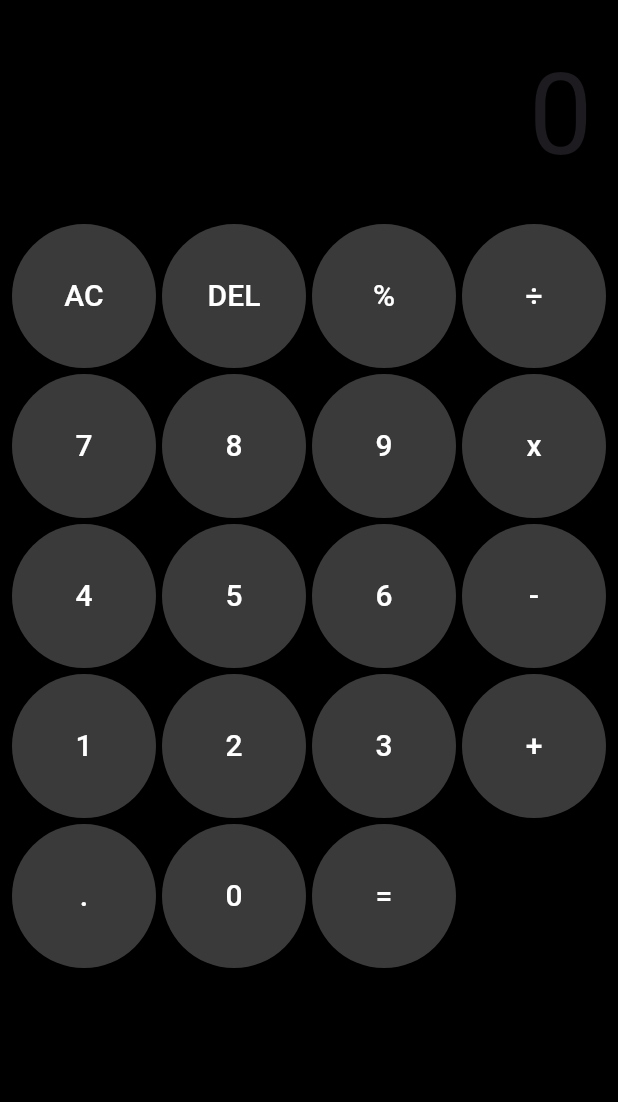
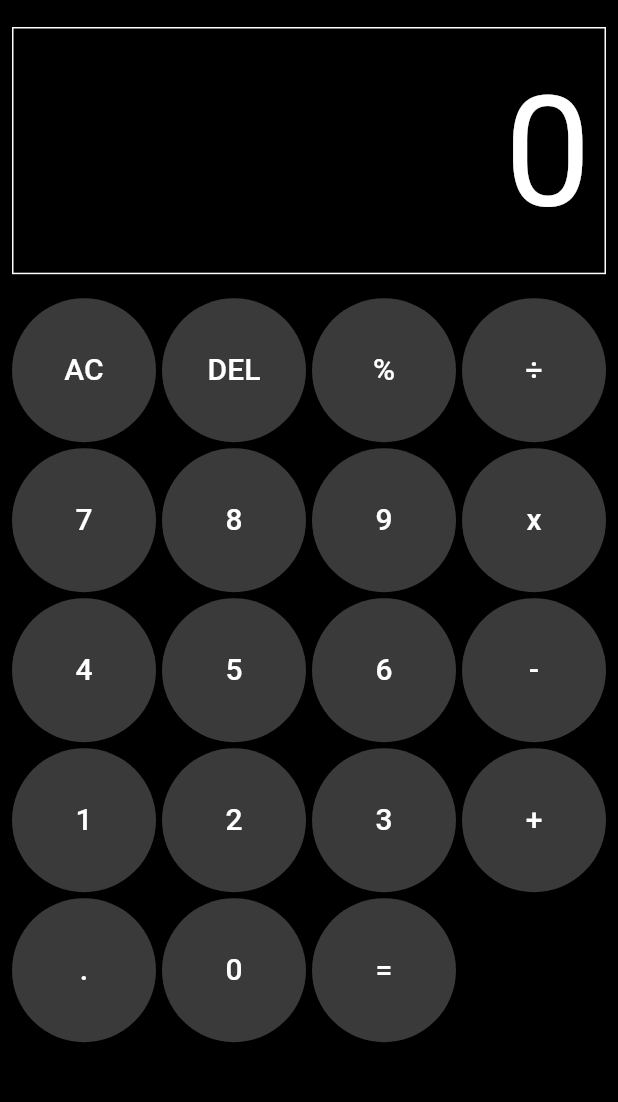
Before and after one commit to lucifron28/calculator, a Flutter app: the screen it shows after launch, on a phone screen of 412 x 824 dp, the part 84-1186 px from its top. Run offline on Flutter 3.47's test engine with Material 3 defaults, Android fonts, the phone set to English and light mode, and no system bars; our stand-ins replace logger, math_expressions.

Commit message:
change color

```diff
--- a/lib/widgets/display.dart
+++ b/lib/widgets/display.dart
@@ -5,7 +5,7 @@ class CalculatorDisplay extends StatelessWidget {
   final String text;
   const CalculatorDisplay({super.key, required this.text});
 
-  static const double displayHeightFraction = 0.14;
+  static const double displayHeightFraction = 0.20;
 
   @override
   Widget build(BuildContext context) {
@@ -16,13 +16,13 @@ class CalculatorDisplay extends StatelessWidget {
         height: MediaQuery.of(context).size.height * displayHeightFraction,
         padding: const EdgeInsets.all(8.0),
         decoration: BoxDecoration(
-          border: Border.all(),
+          border: Border.all(color: Colors.white),
         ),
         child: FittedBox(
           alignment: Alignment.centerRight,
           child: Text(
             text,
-            style: Theme.of(context).textTheme.headlineMedium,
+            style: TextStyle(color: Colors.white)
           ),
         ),
       ),
```
